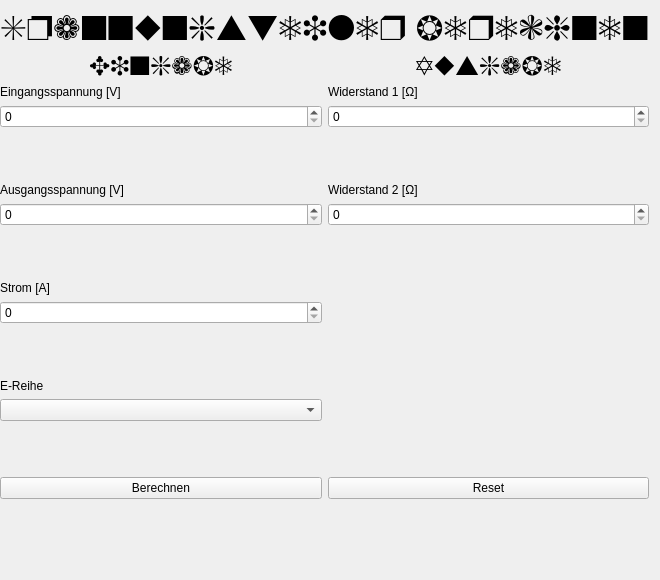
samy4sam/Spannungsteiler, file Spannungsteiler/spannungsteilerwidget.ui: the form before one commit.
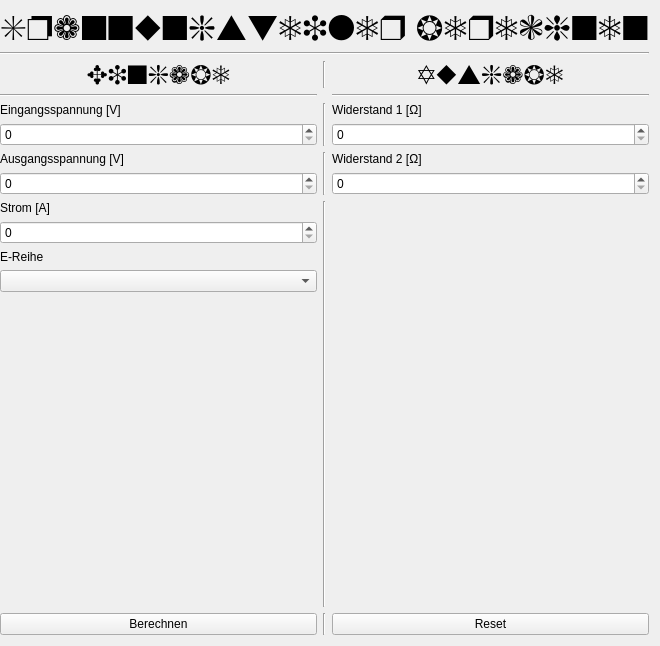
The form after the commit. Icons and pictures are not drawn.

```diff
--- a/Spannungsteiler/spannungsteilerwidget.ui
+++ b/Spannungsteiler/spannungsteilerwidget.ui
@@ -6,8 +6,8 @@
    <rect>
     <x>0</x>
     <y>0</y>
-    <width>642</width>
-    <height>580</height>
+    <width>493</width>
+    <height>646</height>
    </rect>
   </property>
   <property name="windowTitle">
@@ -43,13 +43,30 @@
     </widget>
    </item>
    <item>
-    <layout class="QHBoxLayout" name="horizontalLayout_2">
+    <widget class="Line" name="line">
+     <property name="orientation">
+      <enum>Qt::Horizontal</enum>
+     </property>
+    </widget>
+   </item>
+   <item>
+    <layout class="QHBoxLayout" name="SpaltenLayout">
      <item>
-      <layout class="QGridLayout" name="gridLayout">
+      <layout class="QGridLayout" name="GridLayout">
        <item row="4" column="0">
         <layout class="QVBoxLayout" name="verticalLayout_8">
          <item>
-          <widget class="QLabel" name="label_6">
+          <widget class="QLabel" name="Strom">
+           <property name="text">
+            <string>Strom [A]</string>
+           </property>
+          </widget>
+         </item>
+         <item>
+          <widget class="QSpinBox" name="StromBox"/>
+         </item>
+         <item>
+          <widget class="QLabel" name="EReihe">
            <property name="text">
             <string>E-Reihe</string>
            </property>
@@ -82,21 +99,54 @@
            </property>
           </widget>
          </item>
+        </layout>
+       </item>
+       <item row="5" column="2">
+        <layout class="QVBoxLayout" name="ButtonRLayout">
          <item>
-          <spacer name="verticalSpacer_5">
-           <property name="orientation">
-            <enum>Qt::Vertical</enum>
+          <widget class="QPushButton" name="ResetButton">
+           <property name="text">
+            <string>Reset</string>
            </property>
-           <property name="sizeHint" stdset="0">
-            <size>
-             <width>20</width>
-             <height>40</height>
-            </size>
+          </widget>
+         </item>
+        </layout>
+       </item>
+       <item row="3" column="0">
+        <layout class="QVBoxLayout" name="AusgangsspannungLayout">
+         <item>
+          <widget class="QLabel" name="U2">
+           <property name="text">
+            <string>Ausgangsspannung [V]</string>
            </property>
-          </spacer>
+          </widget>
          </item>
+         <item>
+          <widget class="QSpinBox" name="U2Box"/>
+         </item>
         </layout>
        </item>
+       <item row="2" column="2">
+        <layout class="QVBoxLayout" name="Widerstand1Layout">
+         <item>
+          <widget class="QLabel" name="Widerstand1">
+           <property name="text">
+            <string>Widerstand 1 [Ω]</string>
+           </property>
+          </widget>
+         </item>
+         <item>
+          <widget class="QSpinBox" name="Widerstand1Box"/>
+         </item>
+        </layout>
+       </item>
+       <item row="1" column="2">
+        <widget class="Line" name="line_3">
+         <property name="orientation">
+          <enum>Qt::Horizontal</enum>
+         </property>
+        </widget>
+       </item>
        <item row="0" column="0">
         <widget class="QLabel" name="label_3">
          <property name="font">
@@ -113,35 +163,8 @@
          </property>
         </widget>
        </item>
-       <item row="2" column="0">
-        <layout class="QVBoxLayout" name="verticalLayout_7">
-         <item>
-          <widget class="QLabel" name="label_5">
-           <property name="text">
-            <string>Ausgangsspannung [V]</string>
-           </property>
-          </widget>
-         </item>
-         <item>
-          <widget class="QSpinBox" name="spinBox_2"/>
-         </item>
-         <item>
-          <spacer name="verticalSpacer_2">
-           <property name="orientation">
-            <enum>Qt::Vertical</enum>
-           </property>
-           <property name="sizeHint" stdset="0">
-            <size>
-             <width>20</width>
-             <height>40</height>
-            </size>
-           </property>
-          </spacer>
-         </item>
-        </layout>
-       </item>
-       <item row="0" column="1">
-        <widget class="QLabel" name="label_2">
+       <item row="0" column="2">
+        <widget class="QLabel" name="Ausgabe">
          <property name="font">
           <font>
            <family>Zapf Dingbats</family>
@@ -156,34 +179,7 @@
          </property>
         </widget>
        </item>
-       <item row="3" column="0">
-        <layout class="QVBoxLayout" name="verticalLayout_11">
-         <item>
-          <widget class="QLabel" name="label_9">
-           <property name="text">
-            <string>Strom [A]</string>
-           </property>
-          </widget>
-         </item>
-         <item>
-          <widget class="QSpinBox" name="spinBox_5"/>
-         </item>
-         <item>
-          <spacer name="verticalSpacer_3">
-           <property name="orientation">
-            <enum>Qt::Vertical</enum>
-           </property>
-           <property name="sizeHint" stdset="0">
-            <size>
-             <width>20</width>
-             <height>40</height>
-            </size>
-           </property>
-          </spacer>
-         </item>
-        </layout>
-       </item>
-       <item row="1" column="0">
+       <item row="2" column="0">
         <layout class="QVBoxLayout" name="EingangsspannungLayout">
          <item>
           <widget class="QLabel" name="label_4">
@@ -193,52 +189,36 @@
           </widget>
          </item>
          <item>
-          <widget class="QSpinBox" name="spinBox"/>
-         </item>
-         <item>
-          <spacer name="verticalSpacer">
-           <property name="orientation">
-            <enum>Qt::Vertical</enum>
-           </property>
-           <property name="sizeHint" stdset="0">
-            <size>
-             <width>20</width>
-             <height>40</height>
-            </size>
-           </property>
-          </spacer>
+          <widget class="QSpinBox" name="U1Box"/>
          </item>
         </layout>
        </item>
-       <item row="1" column="1">
-        <layout class="QVBoxLayout" name="verticalLayout_6">
-         <item>
-          <widget class="QLabel" name="label_7">
+       <item row="1" column="0">
+        <widget class="Line" name="line_2">
+         <property name="orientation">
+          <enum>Qt::Horizontal</enum>
+         </property>
+        </widget>
+       </item>
+       <item row="4" column="2">
+        <layout class="QVBoxLayout" name="BildLayout">
+         <item alignment="Qt::AlignHCenter">
+          <widget class="QLabel" name="Picture">
            <property name="text">
-            <string>Widerstand 1 [Ω]</string>
+            <string/>
+           </property>
+           <property name="pixmap">
+            <pixmap resource="Pictures.qrc">:/Spannungsteiler</pixmap>
+           </property>
+           <property name="alignment">
+            <set>Qt::AlignCenter</set>
            </property>
           </widget>
          </item>
-         <item>
-          <widget class="QSpinBox" name="spinBox_3"/>
-         </item>
-         <item>
-          <spacer name="verticalSpacer_6">
-           <property name="orientation">
-            <enum>Qt::Vertical</enum>
-           </property>
-           <property name="sizeHint" stdset="0">
-            <size>
-             <width>20</width>
-             <height>40</height>
-            </size>
-           </property>
-          </spacer>
-         </item>
         </layout>
        </item>
-       <item row="2" column="1">
-        <layout class="QVBoxLayout" name="verticalLayout_10">
+       <item row="3" column="2">
+        <layout class="QVBoxLayout" name="Widerstand2Layout">
          <item>
           <widget class="QLabel" name="label_8">
            <property name="text">
@@ -247,46 +227,44 @@
           </widget>
          </item>
          <item>
-          <widget class="QSpinBox" name="spinBox_4"/>
-         </item>
-         <item>
-          <spacer name="verticalSpacer_7">
-           <property name="orientation">
-            <enum>Qt::Vertical</enum>
-           </property>
-           <property name="sizeHint" stdset="0">
-            <size>
-             <width>20</width>
-             <height>40</height>
-            </size>
-           </property>
-          </spacer>
+          <widget class="QSpinBox" name="Widerstand2Box"/>
          </item>
         </layout>
        </item>
+       <item row="0" column="1">
+        <widget class="Line" name="line_4">
+         <property name="orientation">
+          <enum>Qt::Vertical</enum>
+         </property>
+        </widget>
+       </item>
+       <item row="2" column="1">
+        <widget class="Line" name="line_5">
+         <property name="orientation">
+          <enum>Qt::Vertical</enum>
+         </property>
+        </widget>
+       </item>
+       <item row="3" column="1">
+        <widget class="Line" name="line_6">
+         <property name="orientation">
+          <enum>Qt::Vertical</enum>
+         </property>
+        </widget>
+       </item>
+       <item row="4" column="1">
+        <widget class="Line" name="line_7">
+         <property name="orientation">
+          <enum>Qt::Vertical</enum>
+         </property>
+        </widget>
+       </item>
        <item row="5" column="1">
-        <layout class="QVBoxLayout" name="verticalLayout_12">
-         <item>
-          <widget class="QPushButton" name="pushButton">
-           <property name="text">
-            <string>Reset</string>
-           </property>
-          </widget>
-         </item>
-         <item>
-          <spacer name="verticalSpacer_8">
-           <property name="orientation">
-            <enum>Qt::Vertical</enum>
-           </property>
-           <property name="sizeHint" stdset="0">
-            <size>
-             <width>20</width>
-             <height>40</height>
-            </size>
-           </property>
-          </spacer>
-         </item>
-        </layout>
+        <widget class="Line" name="line_8">
+         <property name="orientation">
+          <enum>Qt::Vertical</enum>
+         </property>
+        </widget>
        </item>
       </layout>
      </item>
```
Left out of the diff: 22 changed lines with no effect on the pictures.
